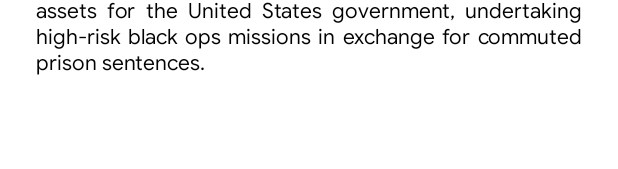
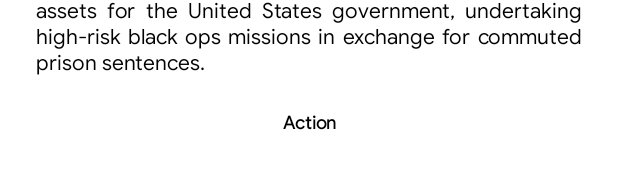
Before and after one commit to ahuamana/MoviesAppJetpackCompose, an Android app built with Jetpack Compose: the @Preview function DetailsMovieContentPrev, on a phone screen of 412 x 824 dp. Shown: the part 829-998 px from the top of the screen. Run offline under Robolectric (Android 15) with nearby library versions, the phone set to English and light mode, and no system bars; pictures from the network do not load.

Commit message:
if applied this will implement geners separate with *

```diff
--- a/app/src/main/java/com/ahuaman/moviesapp/presentation/screens/DetailsMovieContent.kt
+++ b/app/src/main/java/com/ahuaman/moviesapp/presentation/screens/DetailsMovieContent.kt
@@ -206,6 +206,20 @@ fun DetailsMovieContent(
             fontWeight = FontWeight(400),
         )
 
+        Spacer(modifier = Modifier.height(24.dp))
+
+        val listGenres = genres.map { it.name }.joinToString(separator = " * ")
+
+        //Genres Action * Horror * Comedy
+        Text(
+            modifier = Modifier.fillMaxWidth().padding(horizontal = 24.dp),
+            text = listGenres,
+            fontSize = 12.sp,
+            textAlign = TextAlign.Center,
+            fontFamily = FontFamily(Font(R.font.googlesans_regular, FontWeight.Normal)),
+            fontWeight = FontWeight(600),
+        )
+
     }
 }
 
```
